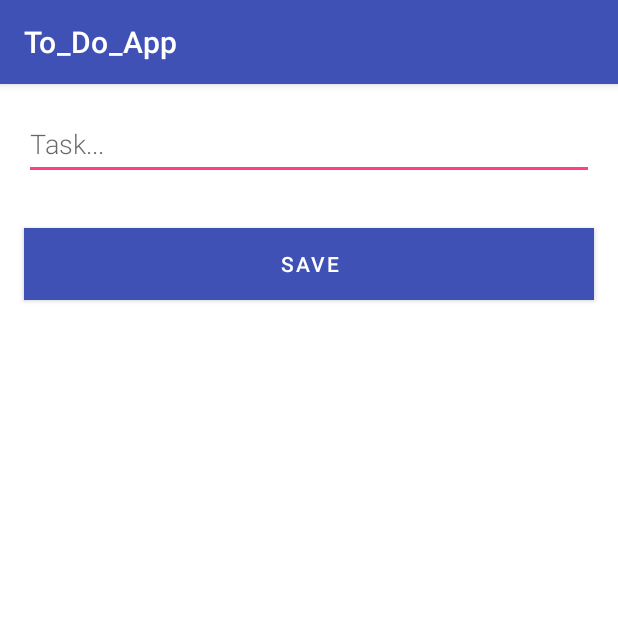
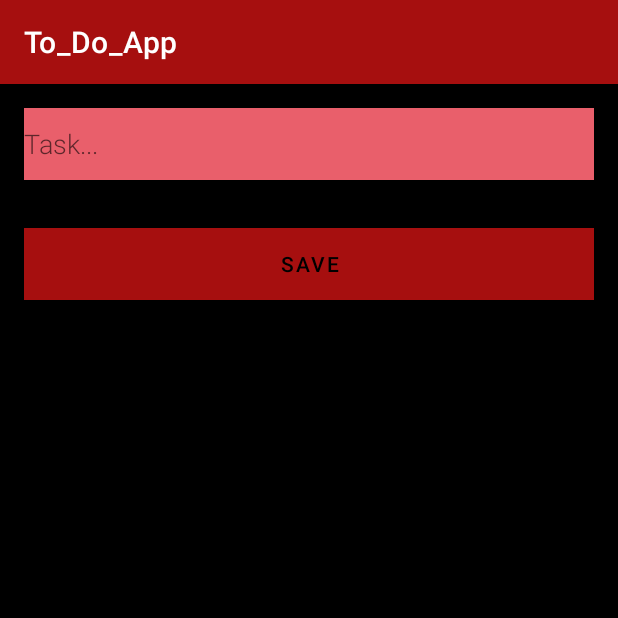
Before and after one commit to coatsey/Task_App, an Android app: the NewTaskActivity screen opened directly, with no data from a screen before it, on a phone screen of 412 x 824 dp, the top half of it. Run offline under Robolectric (Android 15) with nearby library versions, the phone set to English and light mode, and no system bars.

Commit message:
Updated xml files

```diff
--- a/app/src/main/res/drawable/ic_baseline_delete_24.xml
+++ b/app/src/main/res/drawable/ic_baseline_delete_24.xml
@@ -1,4 +1,4 @@
-<vector android:height="24dp" android:tint="#000000"
+<vector android:height="24dp" android:tint="#FFFFFF"
     android:viewportHeight="24" android:viewportWidth="24"
     android:width="24dp" xmlns:android="http://schemas.android.com/apk/res/android">
     <path android:fillColor="@android:color/white" android:pathData="M6,19c0,1.1 0.9,2 2,2h8c1.1,0 2,-0.9 2,-2V7H6v12zM19,4h-3.5l-1,-1h-5l-1,1H5v2h14V4z"/>
--- a/app/src/main/res/layout/activity_main.xml
+++ b/app/src/main/res/layout/activity_main.xml
@@ -18,6 +18,7 @@
         app:layout_constraintRight_toRightOf="parent"
         app:layout_constraintTop_toTopOf="parent"
         app:layout_constraintVertical_bias="0.0"
+        android:background="@color/ColorBackground"
         tools:listitem="@layout/recyclerview_item" />
 
     <com.google.android.material.floatingactionbutton.FloatingActionButton
@@ -27,6 +28,7 @@
         android:layout_width="wrap_content"
         android:layout_height="wrap_content"
         android:layout_margin="16dp"
+        android:background="@color/buttonLabel"
         android:src="@drawable/ic_baseline_add_24"
         android:contentDescription="@string/add_task"/>
 
@@ -39,6 +41,7 @@
         android:layout_marginBottom="16dp"
         android:contentDescription="@string/delete_task"
         android:src="@drawable/ic_baseline_delete_24"
+        android:background="@color/buttonLabel"
         app:layout_anchorGravity="bottom|left|end"
         app:layout_constraintBottom_toBottomOf="parent"
         app:layout_constraintEnd_toEndOf="@+id/recyclerview"
--- a/app/src/main/res/layout/activity_new_task.xml
+++ b/app/src/main/res/layout/activity_new_task.xml
@@ -2,7 +2,8 @@
 <LinearLayout xmlns:android="http://schemas.android.com/apk/res/android"
     android:orientation="vertical"
     android:layout_width="match_parent"
-    android:layout_height="match_parent">
+    android:layout_height="match_parent"
+    android:background="@color/ColorBackground">
 
     <EditText
         android:id="@+id/edit_task"
@@ -12,6 +13,7 @@
         android:fontFamily="sans-serif-light"
         android:hint="@string/hint_word"
         android:inputType="textAutoComplete"
+        android:background="@color/colorPrimaryDark"
         android:layout_margin="@dimen/big_padding"
         android:textSize="18sp" />
 
@@ -19,9 +21,9 @@
         android:id="@+id/button_save"
         android:layout_width="match_parent"
         android:layout_height="wrap_content"
-        android:background="@color/colorPrimary"
+        android:background="@color/buttonLabel"
         android:text="@string/button_save"
         android:layout_margin="@dimen/big_padding"
-        android:textColor="@color/buttonLabel" />
+        android:textColor="@color/ColorBackground" />
 
 </LinearLayout>
--- a/app/src/main/res/layout/recyclerview_item.xml
+++ b/app/src/main/res/layout/recyclerview_item.xml
@@ -9,5 +9,7 @@
         style="@style/word_title"
         android:layout_width="match_parent"
         android:layout_height="wrap_content"
-        android:background="@android:color/holo_orange_light" />
+        android:textColor="@color/buttonLabel"
+        android:background="@color/ColorBackground"
+        android:radius="5dp" />
 </LinearLayout>
--- a/app/src/main/res/values/colors.xml
+++ b/app/src/main/res/values/colors.xml
@@ -1,7 +1,8 @@
 <?xml version="1.0" encoding="utf-8"?>
 <resources>
-    <color name="colorPrimary">#3F51B5</color>
-    <color name="colorPrimaryDark">#303F9F</color>
+    <color name="colorPrimary">#A60F0F</color>
+    <color name="colorPrimaryDark">#E95F6B</color>
     <color name="colorAccent">#FF4081</color>
     <color name="buttonLabel">#FFFFFF</color>
+    <color name="ColorBackground">#000000</color>
 </resources>
--- a/app/src/main/res/values/styles.xml
+++ b/app/src/main/res/values/styles.xml
@@ -14,7 +14,7 @@
     <style name="word_title">
         <item name="android:layout_marginBottom">8dp</item>
         <item name="android:paddingLeft">8dp</item>
-        <item name="android:background">@android:color/holo_orange_light</item>
+        <item name="android:background">@color/colorPrimaryDark</item>
         <item name="android:textAppearance">@android:style/TextAppearance.Large</item>
     </style>
 </resources>
```
